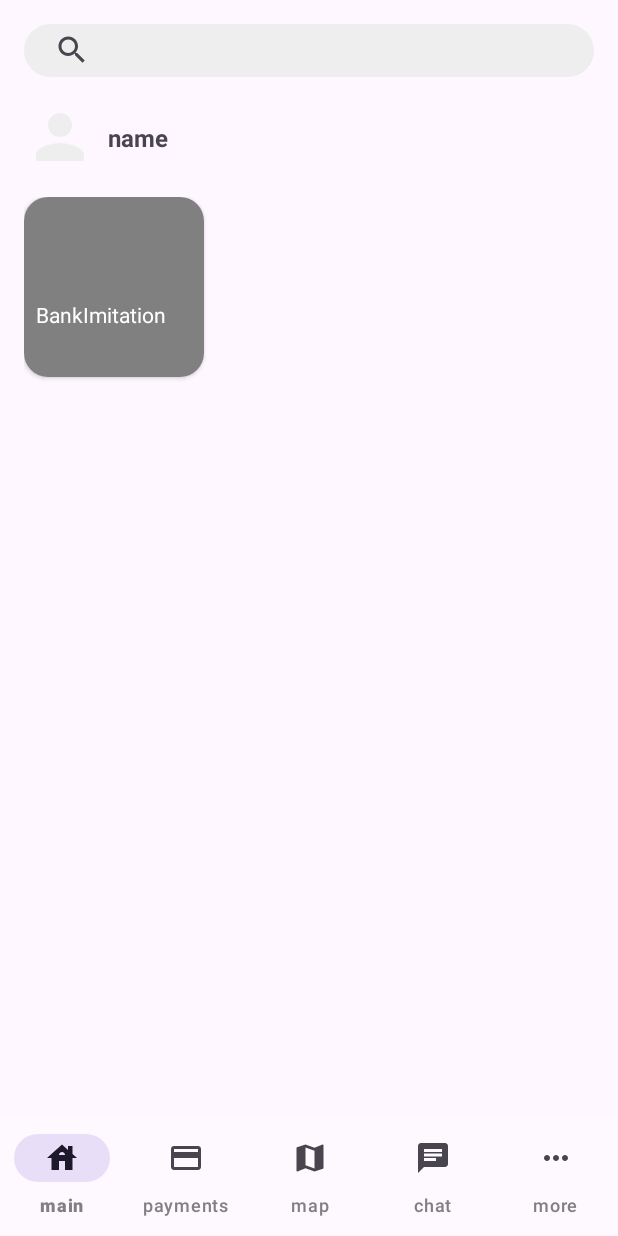
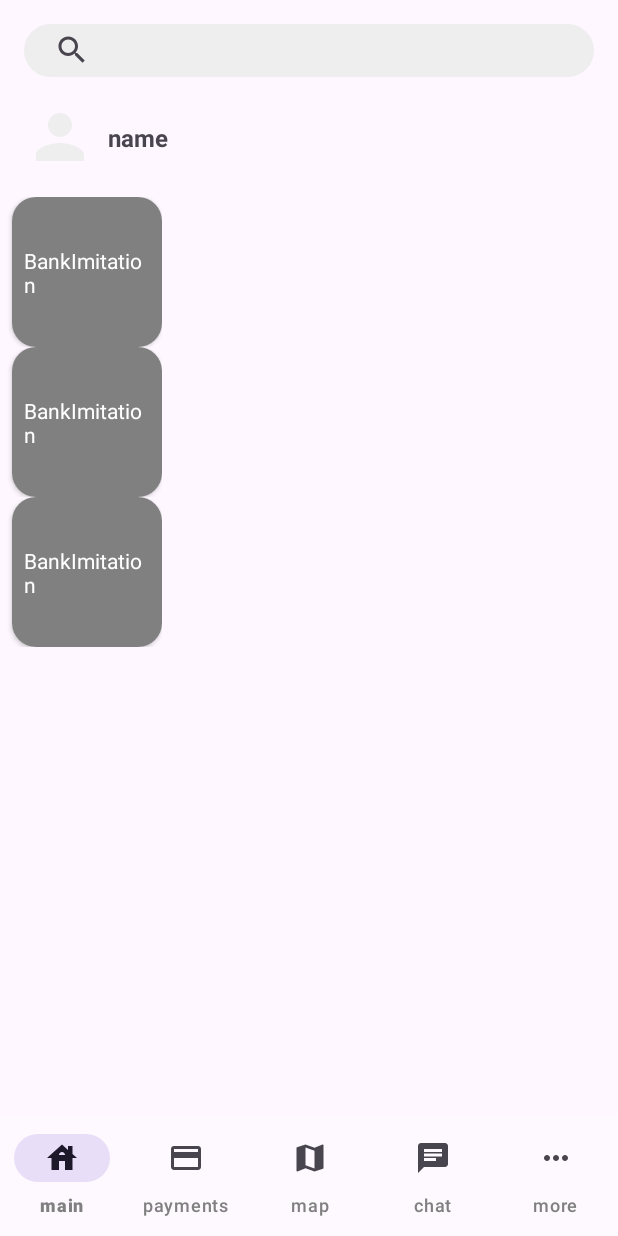
Before and after one commit to Makeev27/BankImitation, an Android app: the layout activity_bank_activity.xml on its own in the app's theme, with its tools: preview values and no code run, on a phone screen of 412 x 824 dp. Run offline under Robolectric (Android 15) with nearby library versions, the phone set to English and light mode, and no system bars.

```diff
--- a/app/build.gradle
+++ b/app/build.gradle
@@ -48,6 +48,9 @@ dependencies {
     kapt "androidx.room:room-compiler:$room_version"
     implementation("androidx.biometric:biometric:1.2.0-alpha05")
 
+    implementation 'com.github.javafaker:javafaker:1.0.2'
+    implementation 'com.github.bumptech.glide:glide:4.14.2'
+
 
     testImplementation 'junit:junit:4.13.2'
     androidTestImplementation 'androidx.test.ext:junit:1.1.5'
--- a/app/src/main/AndroidManifest.xml
+++ b/app/src/main/AndroidManifest.xml
@@ -2,6 +2,8 @@
 <manifest xmlns:android="http://schemas.android.com/apk/res/android"
     xmlns:tools="http://schemas.android.com/tools">
     <uses-permission android:name="android.permission.VIBRATE" />
+    <uses-permission android:name="android.permission.INTERNET"/>
+    <uses-permission android:name="android.permission.ACCESS_NETWORK_STATE"/>
     <application
         android:allowBackup="true"
         android:dataExtractionRules="@xml/data_extraction_rules"
@@ -26,7 +28,7 @@
         </activity>
         <activity
             android:name=".activities.MainActivity"
-            android:exported="false"></activity>
+            android:exported="false"/>
     </application>
 
 </manifest>
--- a/app/src/main/res/layout/activity_bank_activity.xml
+++ b/app/src/main/res/layout/activity_bank_activity.xml
@@ -57,6 +57,7 @@
         app:layout_constraintTop_toTopOf="@+id/userImage" />
 
     <androidx.recyclerview.widget.RecyclerView
+        android:id="@+id/recyclerViewCards"
         tools:listitem="@layout/news_item"
         android:layout_width="match_parent"
         android:layout_height="wrap_content"
@@ -64,7 +65,7 @@
         app:layout_constraintEnd_toEndOf="parent"
         app:layout_constraintStart_toStartOf="parent"
         app:layout_constraintTop_toBottomOf="@+id/userImage"
-        android:layout_margin="16dp"
+        android:layout_marginTop="16dp"
         tools:itemCount="3" />
 
 </androidx.constraintlayout.widget.ConstraintLayout>
--- a/app/src/main/res/layout/news_item.xml
+++ b/app/src/main/res/layout/news_item.xml
@@ -1,14 +1,13 @@
 <?xml version="1.0" encoding="utf-8"?>
 <androidx.constraintlayout.widget.ConstraintLayout xmlns:android="http://schemas.android.com/apk/res/android"
     xmlns:app="http://schemas.android.com/apk/res-auto"
-    xmlns:tools="http://schemas.android.com/tools"
-    android:layout_width="match_parent"
-    android:layout_height="match_parent">
+    android:layout_width="wrap_content"
+    android:layout_height="wrap_content">
 
     <androidx.cardview.widget.CardView
-        android:layout_width="120dp"
-        android:layout_height="120dp"
-        android:background="@drawable/bg_white_rounded"
+        android:layout_marginHorizontal="8dp"
+        android:layout_width="100dp"
+        android:layout_height="100dp"
         app:cardCornerRadius="16dp"
         app:layout_constraintStart_toStartOf="parent"
         app:layout_constraintTop_toTopOf="parent" >
```
Also changed, not shown: app/src/main/java/com/example/bankimitation/activities/BankActivity.kt (+20 -0 lines), app/src/main/java/com/example/bankimitation/adapter/NewsAdapter.kt (+22 -7 lines), app/src/main/java/com/example/bankimitation/classes/App.kt (added, +7 -0 lines), app/src/main/java/com/example/bankimitation/services/CardService.kt (added, +31 -0 lines), app/src/main/java/com/example/bankimitation/services/CardServices.kt (deleted, +0 -13 lines).
